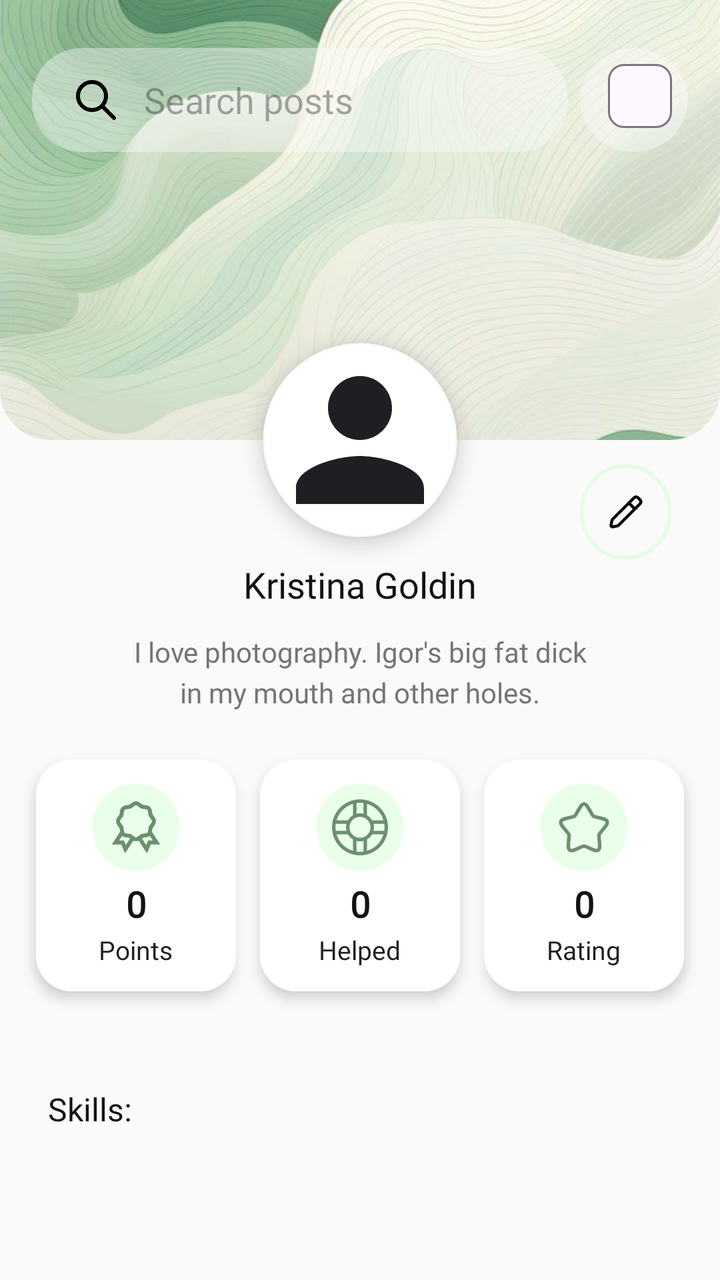
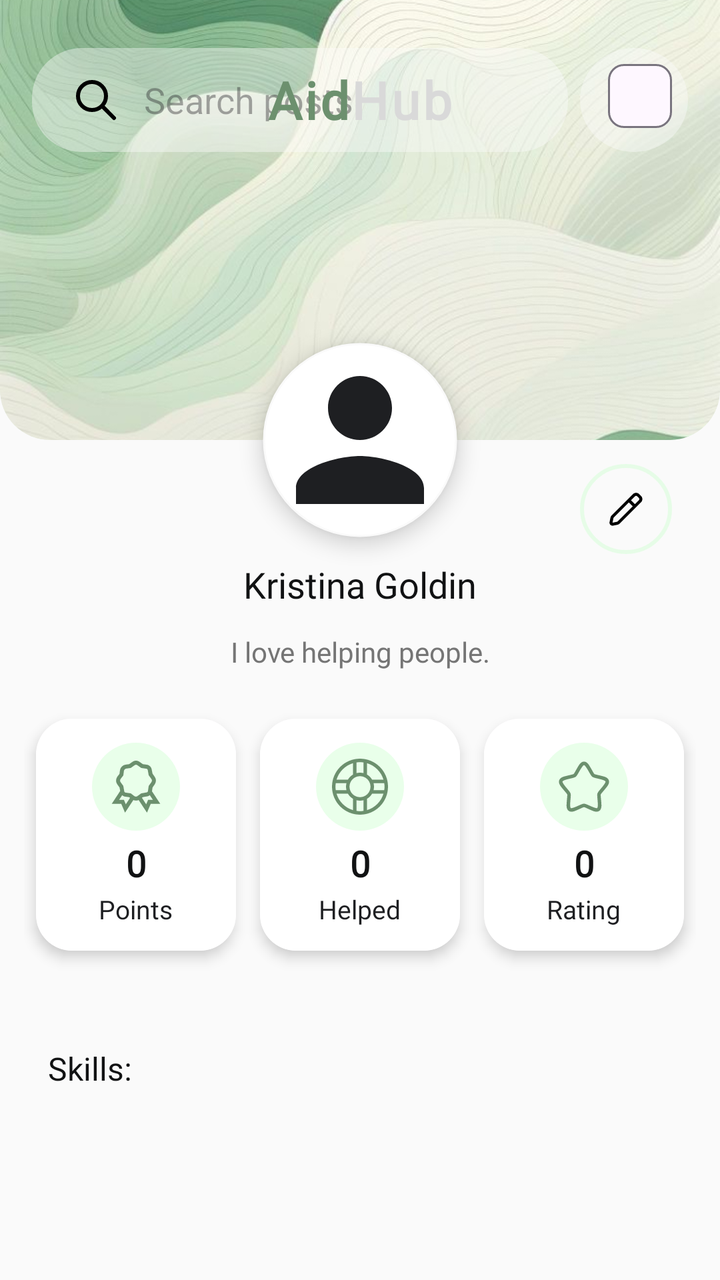

Two renders of the same Android screen: before a commit and after it. Below are the layout's source before the change and the commit's diff.
<!-- AndroidManifest.xml: application theme Theme.AidHub -->
<!-- res/layout/fragment_profile.xml -->
<?xml version="1.0" encoding="utf-8"?>
<androidx.coordinatorlayout.widget.CoordinatorLayout xmlns:android="http://schemas.android.com/apk/res/android"
    xmlns:app="http://schemas.android.com/apk/res-auto"
    android:layout_width="match_parent"
    android:layout_height="match_parent"
    android:background="@color/secondary_background"
    android:paddingBottom="70dp">

    <com.google.android.material.appbar.AppBarLayout
        android:id="@+id/app_bar"
        android:layout_width="match_parent"
        android:layout_height="220dp"
        android:background="@color/transparent">

        <com.google.android.material.appbar.CollapsingToolbarLayout
            android:id="@+id/collapsing_toolbar"
            android:layout_width="match_parent"
            android:layout_height="match_parent"
            app:contentScrim="@color/secondary_background"
            app:layout_scrollFlags="scroll|exitUntilCollapsed">

            <RelativeLayout
                android:layout_width="match_parent"
                android:layout_height="match_parent"
                android:background="@drawable/bg_home_image"
                android:clipToOutline="true">

                <ImageView
                    android:id="@+id/wallpaper_image"
                    android:layout_width="match_parent"
                    android:layout_height="match_parent"
                    android:scaleType="centerCrop"
                    android:src="@drawable/wallpaper"
                    app:layout_collapseMode="parallax" />
            </RelativeLayout>

            <include
                android:id="@+id/topBar"
                layout="@layout/layout_topbar" />


        </com.google.android.material.appbar.CollapsingToolbarLayout>

    </com.google.android.material.appbar.AppBarLayout>

    <androidx.core.widget.NestedScrollView
        android:layout_width="match_parent"
        android:layout_height="wrap_content"
        android:layout_below="@id/app_bar"
        app:layout_behavior="@string/appbar_scrolling_view_behavior">

        <RelativeLayout
            android:layout_width="match_parent"
            android:layout_height="match_parent">

            <com.google.android.material.button.MaterialButton
                android:id="@+id/btnEdit"
                style="@style/Widget.Material3.Button.IconButton"
                android:layout_width="wrap_content"
                android:layout_height="wrap_content"
                android:layout_alignParentEnd="true"
                android:layout_marginTop="12dp"
                android:layout_marginEnd="24dp"
                android:background="@drawable/bg_stroke"
                android:visibility="visible"
                app:backgroundTintMode="src_over"
                app:icon="@drawable/ic_edit"
                app:iconSize="18dp"
                app:iconTint="@color/button_icon_color"
                app:rippleColor="@color/grey" />

            <LinearLayout
                android:layout_width="match_parent"
                android:layout_height="match_parent"
                android:orientation="vertical">

                <TextView
                    android:id="@+id/txtFullName"
                    android:layout_width="match_parent"
                    android:layout_height="wrap_content"
                    android:layout_marginHorizontal="24dp"
                    android:layout_marginTop="60dp"
                    android:fontFamily="@font/open_sans_bold"
                    android:text="Kristina Goldin"
                    android:textAlignment="center"
                    android:textColor="@color/title_text"
                    android:textSize="18sp" />

                <TextView
                    android:id="@+id/txtBio"
                    android:layout_width="match_parent"
                    android:layout_height="wrap_content"
                    android:layout_marginHorizontal="12dp"
                    android:layout_marginTop="12dp"
                    android:fontFamily="@font/open_sans"
                    android:lineSpacingExtra="4dp"
                    android:paddingHorizontal="54dp"
                    android:text="I love photography. Igor's big fat dick in my mouth and other holes."
                    android:textAlignment="center"
                    android:textColor="@color/secondary_text"
                    android:textSize="14sp" />

                <LinearLayout
                    android:id="@+id/statsLayout"
                    android:layout_width="match_parent"
                    android:layout_height="wrap_content"
                    android:layout_marginHorizontal="12dp"
                    android:layout_marginVertical="12dp"
                    android:baselineAligned="false"
                    android:orientation="horizontal"
                    android:weightSum="3">


                    <com.google.android.material.card.MaterialCardView
                        android:layout_width="0dp"
                        android:layout_height="match_parent"
                        android:layout_marginVertical="12dp"
                        android:layout_marginStart="6dp"
                        android:layout_weight="1"
                        app:cardCornerRadius="18dp"
                        app:cardElevation="4dp"
                        app:strokeColor="@color/grey"
                        app:strokeWidth="0dp">

                        <LinearLayout
                            android:layout_width="match_parent"
                            android:layout_height="match_parent"
                            android:layout_gravity="center"
                            android:background="@color/background"
                            android:gravity="center"
                            android:orientation="vertical"
                            android:padding="12dp">

                            <ImageView
                                android:layout_width="44dp"
                                android:layout_height="44dp"
                                android:layout_marginBottom="4dp"
                                android:background="@drawable/bg_transparent"
                                android:padding="6dp"
                                android:src="@drawable/ic_badge"
                                app:tint="@color/icon_color" />

                            <TextView
                                android:id="@+id/txtPoints"
                                android:layout_width="wrap_content"
                                android:layout_height="wrap_content"
                                android:fontFamily="@font/adlam_display"
                                android:text="0"
                                android:textColor="@color/title_text"
                                android:textSize="18sp"
                                android:textStyle="bold" />

                            <TextView
                                android:layout_width="wrap_content"
                                android:layout_height="wrap_content"
                                android:layout_marginTop="2dp"
                                android:fontFamily="@font/open_sans"
                                android:gravity="center"
                                android:text="Points"
                                android:textColor="@color/text"
                                android:textSize="13sp" />
                        </LinearLayout>

                    </com.google.android.material.card.MaterialCardView>

                    <com.google.android.material.card.MaterialCardView
                        android:layout_width="0dp"
                        android:layout_height="match_parent"
                        android:layout_margin="12dp"
                        android:layout_weight="1"
                        app:cardCornerRadius="18dp"
                        app:cardElevation="4dp"
                        app:strokeColor="@color/grey"
                        app:strokeWidth="0dp">

                        <LinearLayout
                            android:layout_width="match_parent"
                            android:layout_height="match_parent"
                            android:layout_gravity="center"
                            android:background="@color/background"
                            android:gravity="center"
                            android:orientation="vertical"
                            android:padding="12dp">

                            <ImageView
                                android:layout_width="44dp"
                                android:layout_height="44dp"
                                android:layout_marginBottom="4dp"
                                android:background="@drawable/bg_transparent"
                                android:padding="8dp"
                                android:src="@drawable/ic_help"
                                app:tint="@color/icon_color" />

                            <TextView
                                android:id="@+id/txtHelpsGiven"
                                android:layout_width="wrap_content"
                                android:layout_height="wrap_content"
                                android:fontFamily="@font/adlam_display"
                                android:text="0"
                                android:textColor="@color/title_text"
                                android:textSize="18sp"
                                android:textStyle="bold" />

                            <TextView
                                android:layout_width="wrap_content"
                                android:layout_height="wrap_content"
                                android:layout_marginTop="2dp"
                                android:fontFamily="@font/open_sans"
                                android:gravity="center"
                                android:text="Helped"
                                android:textColor="@color/text"
                                android:textSize="13sp" />
                        </LinearLayout>


                    </com.google.android.material.card.MaterialCardView>

                    <com.google.android.material.card.MaterialCardView
                        android:layout_width="0dp"
                        android:layout_height="match_parent"
                        android:layout_marginVertical="12dp"
                        android:layout_marginEnd="6dp"
                        android:layout_weight="1"
                        app:cardCornerRadius="18dp"
                        app:cardElevation="4dp"
                        app:strokeColor="@color/grey"
                        app:strokeWidth="0dp">

                        <LinearLayout
                            android:layout_width="match_parent"
                            android:layout_height="match_parent"
                            android:layout_gravity="center"
                            android:background="@color/background"
                            android:gravity="center"
                            android:orientation="vertical"
                            android:padding="12dp">

                            <ImageView
                                android:layout_width="44dp"
                                android:layout_height="44dp"
                                android:layout_marginBottom="4dp"
                                android:background="@drawable/bg_transparent"
                                android:padding="8dp"
                                android:src="@drawable/ic_star"
                                app:tint="@color/icon_color" />


                            <TextView
                                android:id="@+id/txtRating"
                                android:layout_width="wrap_content"
                                android:layout_height="wrap_content"
                                android:fontFamily="@font/adlam_display"
                                android:text="0"
                                android:textColor="@color/title_text"
                                android:textSize="18sp"
                                android:textStyle="bold" />

                            <TextView
                                android:layout_width="wrap_content"
                                android:layout_height="wrap_content"
                                android:layout_marginTop="2dp"
                                android:fontFamily="@font/open_sans"
                                android:gravity="center"
                                android:text="Rating"
                                android:textColor="@color/text"
                                android:textSize="13sp" />
                        </LinearLayout>


                    </com.google.android.material.card.MaterialCardView>

                </LinearLayout>

                <TextView
                    android:id="@+id/tvSkillsTitle"
                    android:layout_width="match_parent"
                    android:layout_height="wrap_content"
                    android:layout_marginHorizontal="24dp"
                    android:layout_marginTop="24dp"
                    android:fontFamily="@font/open_sans_bold"
                    android:text="Skills:"
                    android:textColor="@color/title_text"
                    android:textSize="16sp" />

                <TextView
                    android:id="@+id/txtNoSkills"
                    android:layout_width="wrap_content"
                    android:layout_height="wrap_content"
                    android:layout_margin="24dp"
                    android:fontFamily="@font/open_sans"
                    android:text="No skills yet"
                    android:textColor="@color/title_text"
                    android:textSize="14sp"
                    android:textStyle="bold"
                    android:visibility="gone" />

                <com.google.android.material.chip.ChipGroup
                    android:id="@+id/chipGroupSkills"
                    android:layout_width="match_parent"
                    android:layout_height="wrap_content"

                    android:layout_marginHorizontal="12dp"

                    android:layout_marginVertical="12dp"
                    android:clipToPadding="false"

                    android:gravity="center"
                    android:paddingHorizontal="16dp"

                    app:chipSpacingHorizontal="12dp"
                    app:chipSpacingVertical="4dp"

                    app:layout_constraintEnd_toEndOf="parent"

                    app:layout_constraintStart_toStartOf="parent"
                    app:layout_constraintTop_toBottomOf="@id/tvSkillsTitle"
                    app:singleLine="false" />

                <LinearLayout
                    android:layout_width="match_parent"
                    android:layout_height="wrap_content"
                    android:layout_marginTop="36dp"
                    android:orientation="vertical">

                    <com.google.android.material.tabs.TabLayout
                        android:id="@+id/profileTabLayout"
                        android:layout_width="match_parent"
                        android:layout_height="40dp"
                        android:layout_gravity="center"
                        android:layout_marginHorizontal="12dp"
                        android:background="@drawable/bg_tab_layout"
                        android:textAlignment="center"
                        app:tabBackground="@color/transparent"
                        app:tabGravity="fill"
                        app:tabIndicator="@drawable/bg_tab_indicator"
                        app:tabIndicatorColor="@color/secondary"
                        app:tabIndicatorFullWidth="true"
                        app:tabIndicatorGravity="stretch"
                        app:tabIndicatorHeight="36dp"
                        app:tabMaxWidth="0dp"
                        app:tabMode="fixed"
                        app:tabPaddingEnd="0dp"
                        app:tabPaddingStart="0dp"
                        app:tabRippleColor="@color/transparent"
                        app:tabSelectedTextColor="@color/on_primary_btn_color"
                        app:tabTextAppearance="@style/title_text"
                        app:tabTextColor="@color/secondary_text" />

                    <androidx.viewpager2.widget.ViewPager2
                        android:id="@+id/profileViewPager"
                        android:layout_width="match_parent"
                        android:layout_height="match_parent"
                        android:layout_marginHorizontal="18dp"

                        />
                </LinearLayout>

                <View
                    android:layout_width="match_parent"
                    android:layout_height="30dp" />
            </LinearLayout>
        </RelativeLayout>
    </androidx.core.widget.NestedScrollView>


    <com.google.android.material.imageview.ShapeableImageView
        android:id="@+id/imgProfilePicture"
        style="@style/ProfileImage"
        android:layout_width="100dp"
        android:layout_height="100dp"
        android:elevation="6dp"
        app:layout_anchor="@id/app_bar"
        app:layout_anchorGravity="bottom|center_horizontal" />

    <FrameLayout
        android:id="@+id/progressBarLayout"
        android:layout_width="match_parent"
        android:layout_height="match_parent"
        android:background="@color/background"
        android:clickable="true"
        android:focusable="true"
        android:visibility="gone">

        <ProgressBar
            android:layout_width="wrap_content"
            android:layout_height="wrap_content"
            android:layout_gravity="center"
            android:indeterminateTint="@color/primary" />

    </FrameLayout>

</androidx.coordinatorlayout.widget.CoordinatorLayout>
<!-- res/layout/layout_topbar.xml (included above) -->
<?xml version="1.0" encoding="utf-8"?>
<androidx.appcompat.widget.Toolbar xmlns:android="http://schemas.android.com/apk/res/android"
    xmlns:app="http://schemas.android.com/apk/res-auto"
    android:id="@+id/topBar"
    android:layout_width="match_parent"
    android:layout_height="?attr/actionBarSize"
    android:layout_marginTop="18dp"
    app:elevation="20dp"
    app:layout_collapseMode="pin">

    <RelativeLayout
        android:layout_width="match_parent"
        android:layout_height="52dp"
        android:layout_marginEnd="16dp">

        <com.google.android.material.button.MaterialButton
            android:id="@+id/btnEditProfile"
            style="@style/Widget.Material3.Button.IconButton"
            android:layout_width="wrap_content"
            android:layout_height="wrap_content"
            android:layout_toEndOf="@+id/btnSettings"
            android:background="@drawable/bg_icon"
            android:gravity="center"
            android:visibility="gone"
            app:backgroundTintMode="src_over"
            app:icon="@drawable/ic_dots"
            app:iconSize="26dp"
            app:iconTint="@color/button_icon_color"
            app:rippleColor="@color/grey" />

        <com.google.android.material.button.MaterialButton
            android:id="@+id/btnSettings"
            style="@style/Widget.Material3.Button.IconButton"
            android:layout_width="wrap_content"
            android:layout_height="wrap_content"
            android:layout_gravity="start"
            android:background="@drawable/bg_icon"
            android:gravity="center"
            android:visibility="gone"
            app:backgroundTintMode="src_over"
            app:icon="@drawable/ic_dots"
            app:iconSize="26dp"
            app:iconTint="@color/button_icon_color"
            app:rippleColor="@color/grey" />

        <com.google.android.material.button.MaterialButton
            android:id="@+id/btnBack"
            style="@style/Widget.Material3.Button.OutlinedButton.Icon"
            android:layout_width="52dp"
            android:layout_height="match_parent"
            android:layout_gravity="start"
            android:background="@drawable/bg_icon"
            android:gravity="center"
            android:visibility="gone"
            app:backgroundTintMode="src_over"
            app:icon="@drawable/ic_back"
            app:iconGravity="textEnd"
            app:iconSize="26dp"
            app:iconTint="@color/button_icon_color"
            app:rippleColor="@color/grey"
            app:strokeWidth="0dp" />

        <TextView
            android:id="@+id/screenTitle"
            android:layout_width="wrap_content"
            android:layout_height="wrap_content"
            android:layout_centerVertical="true"
            android:layout_marginStart="8dp"
            android:layout_toEndOf="@+id/btnBack"
            android:fontFamily="@font/open_sans_bold"
            android:text="Request Details"
            android:textAlignment="center"
            android:textColor="@color/text"
            android:textSize="22sp"
            android:textStyle="bold"
            android:visibility="gone" />

        <LinearLayout
            android:id="@+id/searchContainer"
            android:layout_width="wrap_content"
            android:layout_height="match_parent"
            android:gravity="start"
            android:orientation="horizontal"
            android:layout_marginEnd="6dp"
            android:animateLayoutChanges="false"
            android:layout_toStartOf="@+id/topHelpRequest"
            android:layout_alignParentStart="true"
            android:focusable="true"
            android:focusableInTouchMode="true"
            >

            <androidx.appcompat.widget.SearchView
                android:id="@+id/searchViewSkills"
                android:layout_width="wrap_content"
                android:layout_height="match_parent"
                android:background="@drawable/bg_search_view"
                android:inputType="textCapWords"
                android:visibility="visible"
                app:closeIcon="@drawable/ic_close"
                app:iconifiedByDefault="false"
                app:queryBackground="@color/transparent"
                app:queryHint="Search posts"
                app:rippleColor="@color/grey"
                app:searchIcon="@drawable/ic_search"
                android:focusable="false"
                android:focusableInTouchMode="false"/>
        </LinearLayout>

        <com.google.android.material.button.MaterialButton
            android:id="@+id/topHelpRequest"
            style="@style/Widget.Material3.Button.IconButton"
            android:layout_width="wrap_content"
            android:layout_height="wrap_content"
            android:layout_toStartOf="@+id/layoutNotifications"
            android:background="@drawable/bg_icon"
            android:visibility="gone"
            app:backgroundTintMode="src_over"
            app:icon="@drawable/ic_help_top"
            app:iconSize="26dp"
            app:iconTint="@color/button_icon_color"
            app:rippleColor="@color/grey" />

        <FrameLayout
            android:id="@+id/layoutNotifications"
            android:layout_width="wrap_content"
            android:layout_height="wrap_content"
            android:layout_alignParentEnd="true"
            android:clipChildren="false"
            android:clipToPadding="false">

            <com.google.android.material.button.MaterialButton
                android:id="@+id/btnNotification"
                style="@style/Widget.Material3.Button.IconButton"
                android:layout_width="wrap_content"
                android:layout_height="wrap_content"
                android:background="@drawable/bg_icon"
                app:backgroundTintMode="src_over"
                app:icon="@drawable/ic_notification"
                app:iconSize="26dp"
                app:iconTint="@color/button_icon_color"
                app:rippleColor="@color/grey" />

            <TextView
                android:id="@+id/notificationBadge"
                android:layout_width="15dp"
                android:layout_height="15dp"
                android:layout_gravity="top|center"
                android:layout_marginStart="8dp"
                android:layout_marginTop="8dp"
                android:background="@drawable/bg_red_dot"
                android:gravity="center"
                android:text="5"
                android:textColor="@color/badge_text_color"
                android:textSize="10sp"
                android:textStyle="bold" />

        </FrameLayout>

        <com.google.android.material.chip.ChipGroup
            android:id="@+id/chipGroupStatus"
            android:layout_width="wrap_content"
            android:layout_height="wrap_content"
            android:layout_alignParentEnd="true"
            app:chipSpacingHorizontal="5dp">

            <com.google.android.material.chip.Chip
                android:layout_width="wrap_content"
                android:layout_height="wrap_content" />
        </com.google.android.material.chip.ChipGroup>

    </RelativeLayout>

</androidx.appcompat.widget.Toolbar>
<!-- resources referenced by this layout -->
<resources>
  <color name="background">@color/white</color>
  <color name="badge_text_color">@color/white</color>
  <color name="button_icon_color">@color/black</color>
  <color name="grey">#757575</color>
  <color name="icon_color">@color/secondary</color>
  <color name="on_primary_btn_color">@color/white</color>
  <color name="primary">@color/green_menta</color>
  <color name="secondary">@color/dark_green</color>
  <color name="secondary_background">@color/faded_grey</color>
  <color name="secondary_text">@color/grey</color>
  <color name="text">@color/light_black</color>
  <color name="title_text">@color/black_variant</color>
  <color name="transparent">#00000000</color>
  <!-- drawable bg_icon (drawable) -->
  <?xml version="1.0" encoding="utf-8"?>
  <shape xmlns:android="http://schemas.android.com/apk/res/android"
      android:shape="oval">
      <solid android:color="@color/icon_background" /> </shape>
  <!-- drawable bg_red_dot (drawable) -->
  <?xml version="1.0" encoding="utf-8"?>
  <shape xmlns:android="http://schemas.android.com/apk/res/android"
      android:shape="oval">
      <solid android:color="@color/notification_background" /> </shape>
  <!-- drawable bg_search_view (drawable) -->
  <?xml version="1.0" encoding="utf-8"?>
  <shape xmlns:android="http://schemas.android.com/apk/res/android">
      <solid android:color="@color/icon_background" />
      <corners android:radius="25dp" />
      <stroke
          android:width="0dp"
          android:color="@color/background" />
  </shape>
  <!-- drawable bg_tab_indicator (drawable) -->
  <?xml version="1.0" encoding="utf-8"?>
  <shape xmlns:android="http://schemas.android.com/apk/res/android">
      <solid android:color="@color/primary" />
      <corners android:radius="14dp" />
      <stroke android:color="@color/primary_transparent" android:width="0.5dp"/>
  </shape>
  <!-- drawable bg_tab_layout (drawable) -->
  <?xml version="1.0" encoding="utf-8"?>
  <shape xmlns:android="http://schemas.android.com/apk/res/android">
  
      <solid android:color="@color/secondary_background"/>
      <corners android:radius="14dp"/>
      <stroke android:color="@color/secondary" android:width="0dp"/>
  </shape>
  <!-- drawable bg_transparent (drawable) -->
  <?xml version="1.0" encoding="utf-8"?>
  <shape xmlns:android="http://schemas.android.com/apk/res/android"
      android:shape="oval">
      <solid android:color="@color/primary_transparent"/>
  
  </shape>
  <style name="title_text" parent="@android:style/TextAppearance.Widget.TabWidget">
          <item name="android:fontFamily">@font/open_sans_bold</item>
      </style>
  <style name="Theme.AidHub" parent="Base.Theme.AidHub" />
  <color name="white">#FFFFFFFF</color>
  <color name="black">#FF000000</color>
  <color name="green_menta">#D7FFD9</color>
  <color name="dark_green">#6C906E</color>
  <color name="faded_grey">#FAFAFA</color>
  <color name="light_black">#1E1F22</color>
  <color name="black_variant">#111213</color>
  <color name="secondary_transparent">#9D6C906E</color>
  <color name="primary_transparent">@color/green_menta_transparent</color>
  <color name="icon_background">@color/faded_grey_transparent</color>
  <color name="notification_background">@color/dark_red</color>
  <style name="ShapeAppearance.App.Circle" parent="">
          <item name="cornerFamily">rounded</item>
          <item name="cornerSize">50%</item>
      </style>
  <style name="Base.Theme.AidHub" parent="Theme.Material3.DayNight.NoActionBar">
          <item name="elevationOverlayEnabled">false</item>
          <item name="android:windowBackground">@color/white</item>
          
  
      </style>
  <color name="green_menta_transparent">#89D7FFD9</color>
  <color name="faded_grey_transparent">#6bFAFAFA</color>
  <color name="dark_red">#C31C1C</color>
  <!-- unchanged entries left out for length: 15 -->
</resources>

<!-- the commit's change to res/layout/fragment_profile.xml (unified diff, before → after) -->
@@ -57,7 +57,7 @@
                 android:id="@+id/btnEdit"
                 style="@style/Widget.Material3.Button.IconButton"
                 android:layout_width="wrap_content"
-                android:layout_height="wrap_content"
+                android:layout_height="45dp"
                 android:layout_alignParentEnd="true"
                 android:layout_marginTop="12dp"
                 android:layout_marginEnd="24dp"
@@ -95,7 +95,7 @@
                     android:fontFamily="@font/open_sans"
                     android:lineSpacingExtra="4dp"
                     android:paddingHorizontal="54dp"
-                    android:text="I love photography. Igor's big fat dick in my mouth and other holes."
+                    android:text="I love helping people."
                     android:textAlignment="center"
                     android:textColor="@color/secondary_text"
                     android:textSize="14sp" />
@@ -472,21 +472,22 @@
             android:id="@+id/searchContainer"
             android:layout_width="wrap_content"
             android:layout_height="match_parent"
-            android:gravity="start"
-            android:orientation="horizontal"
+            android:layout_alignParentStart="true"
             android:layout_marginEnd="6dp"
+            android:layout_toStartOf="@+id/topHelpRequest"
             android:animateLayoutChanges="false"
-            android:layout_toStartOf="@+id/topHelpRequest"
-            android:layout_alignParentStart="true"
             android:focusable="true"
             android:focusableInTouchMode="true"
-            >
+            android:gravity="start"
+            android:orientation="horizontal">
 
             <androidx.appcompat.widget.SearchView
                 android:id="@+id/searchViewSkills"
                 android:layout_width="wrap_content"
                 android:layout_height="match_parent"
                 android:background="@drawable/bg_search_view"
+                android:focusable="false"
+                android:focusableInTouchMode="false"
                 android:inputType="textCapWords"
                 android:visibility="visible"
                 app:closeIcon="@drawable/ic_close"
@@ -494,9 +495,39 @@
                 app:queryBackground="@color/transparent"
                 app:queryHint="Search posts"
                 app:rippleColor="@color/grey"
-                app:searchIcon="@drawable/ic_search"
-                android:focusable="false"
-                android:focusableInTouchMode="false"/>
+                app:searchIcon="@drawable/ic_search" />
+        </LinearLayout>
+
+
+        <LinearLayout
+            android:id="@+id/txtAidHub"
+            android:layout_width="wrap_content"
+            android:layout_height="wrap_content"
+            android:layout_centerInParent="true"
+            android:orientation="horizontal"
+            >
+
+            <TextView
+                style="@style/title_text"
+                android:layout_width="wrap_content"
+                android:layout_height="wrap_content"
+                android:text="Aid"
+                android:textAlignment="center"
+                android:textColor="@color/icon_color"
+                android:textSize="26sp"
+                android:textStyle="bold"
+                android:letterSpacing="0.05"/>
+
+            <TextView
+                style="@style/title_text"
+                android:layout_width="wrap_content"
+                android:layout_height="wrap_content"
+                android:text="Hub"
+                android:textAlignment="center"
+                android:textColor="@color/light_grey"
+                android:textSize="26sp"
+                android:textStyle="bold"
+                android:letterSpacing="0.05"/>
         </LinearLayout>
 
         <com.google.android.material.button.MaterialButton
<!-- resource entries referenced after the edit -->
@@ -5,6 +5,7 @@
   <color name="button_icon_color">@color/black</color>
   <color name="grey">#757575</color>
   <color name="icon_color">@color/secondary</color>
+  <color name="light_grey">#D9D9D9</color>
   <color name="on_primary_btn_color">@color/white</color>
   <color name="primary">@color/green_menta</color>
   <color name="secondary">@color/dark_green</color>
